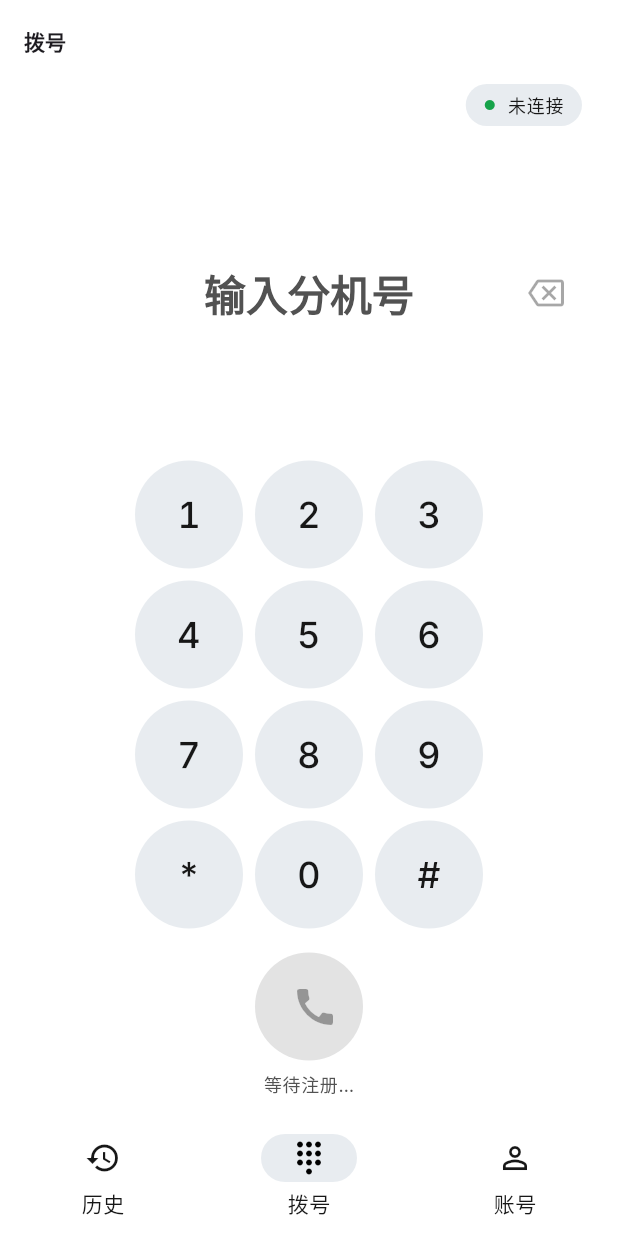
After one commit to NowPion/SIP_terminal, a Flutter app: the DialpadPage screen opened by its route, on a phone screen of 412 x 824 dp. The commit adds this screen. Run offline on Flutter 3.47's test engine with Material 3 defaults, Android fonts, the phone set to English and light mode, and no system bars; our stand-ins replace dio, drift, flutter_riverpod, flutter_secure_storage, go_router, google_fonts; missing offline and left inert: sip_ua; accounts and stored records are empty; generated files the repository leaves out were written again.

Commit message:
feat(app): home shell with 3 tabs and minimal dialpad

```diff
--- /dev/null
+++ b/sip_terminal_app/lib/features/dialpad/dialpad_page.dart
@@ -0,0 +1,257 @@
+import 'package:flutter/material.dart';
+import 'package:flutter_riverpod/flutter_riverpod.dart';
+import 'package:go_router/go_router.dart';
+
+import '../../core/theme.dart';
+import '../../sip/call_engine.dart';
+import '../../sip/sip_providers.dart';
+
+/// 拨号盘输入状态：挂在独立 provider，切 tab（IndexedStack 保活）不丢失。
+final dialpadNumberProvider = StateProvider<String>((_) => '');
+
+class DialpadPage extends ConsumerWidget {
+  const DialpadPage({super.key});
+
+  static const _keys = [
+    '1',
+    '2',
+    '3',
+    '4',
+    '5',
+    '6',
+    '7',
+    '8',
+    '9',
+    '*',
+    '0',
+    '#',
+  ];
+
+  void _append(WidgetRef ref, String ch) {
+    ref.read(dialpadNumberProvider.notifier).state += ch;
+  }
+
+  void _backspace(WidgetRef ref) {
+    final n = ref.read(dialpadNumberProvider);
+    if (n.isEmpty) return;
+    ref.read(dialpadNumberProvider.notifier).state = n.substring(
+      0,
+      n.length - 1,
+    );
+  }
+
+  void _clear(WidgetRef ref) {
+    ref.read(dialpadNumberProvider.notifier).state = '';
+  }
+
+  Future<void> _call(BuildContext context, WidgetRef ref, String number) async {
+    await ref.read(sipServiceProvider).dial(number);
+    if (!context.mounted) return;
+    // 测试环境（无 GoRouter）下不导航；正式路由 /call 始终可推。
+    if (GoRouter.maybeOf(context) != null) {
+      await context.push('/call?number=$number');
+    }
+  }
+
+  @override
+  Widget build(BuildContext context, WidgetRef ref) {
+    final number = ref.watch(dialpadNumberProvider);
+    final reg =
+        ref.watch(sipStateProvider).valueOrNull?.reg ?? SipRegState.none;
+    final registered = reg == SipRegState.registered;
+    final canCall = registered && number.isNotEmpty;
+    final scheme = Theme.of(context).colorScheme;
+
+    return Scaffold(
+      appBar: AppBar(title: const Text('拨号')),
+      body: SafeArea(
+        child: Column(
+          children: [
+            Padding(
+              padding: const EdgeInsets.symmetric(horizontal: 24),
+              child: Align(
+                alignment: Alignment.centerRight,
+                child: _RegBadge(registered: registered),
+              ),
+            ),
+            Expanded(
+              child: Padding(
+                padding: const EdgeInsets.symmetric(horizontal: 24),
+                child: Row(
+                  children: [
+                    const SizedBox(width: 48),
+                    Expanded(
+                      child: Text(
+                        number.isEmpty ? '输入分机号' : number,
+                        maxLines: 1,
+                        overflow: TextOverflow.ellipsis,
+                        textAlign: TextAlign.center,
+                        style: Theme.of(context).textTheme.headlineMedium
+                            ?.copyWith(
+                              fontWeight: FontWeight.w600,
+                              fontFeatures: const [
+                                FontFeature.tabularFigures(),
+                              ],
+                              color: number.isEmpty
+                                  ? scheme.onSurfaceMuted
+                                  : scheme.onSurface,
+                            ),
+                      ),
+                    ),
+                    SizedBox(
+                      width: 48,
+                      height: 48,
+                      child: IconButton(
+                        tooltip: '退格',
+                        iconSize: 24,
+                        onPressed: number.isEmpty
+                            ? null
+                            : () => _backspace(ref),
+                        onLongPress: number.isEmpty ? null : () => _clear(ref),
+                        icon: const Icon(Icons.backspace_outlined),
+                      ),
+                    ),
+                  ],
+                ),
+              ),
+            ),
+            _Keypad(onKey: (k) => _append(ref, k)),
+            Padding(
+              padding: const EdgeInsets.only(top: 16, bottom: 12),
+              child: Column(
+                children: [
+                  Semantics(
+                    label: '呼叫',
+                    button: true,
+                    child: SizedBox(
+                      width: 72,
+                      height: 72,
+                      child: FilledButton(
+                        key: const Key('dial-call'),
+                        onPressed: canCall
+                            ? () => _call(context, ref, number)
+                            : null,
+                        style: FilledButton.styleFrom(
+                          shape: const CircleBorder(),
+                        ),
+                        child: const Icon(Icons.call, size: 32),
+                      ),
+                    ),
+                  ),
+                  if (!registered)
+                    Padding(
+                      padding: const EdgeInsets.only(top: 8),
+                      child: Text(
+                        '等待注册…',
+                        style: Theme.of(context).textTheme.bodySmall?.copyWith(
+                          color: scheme.onSurfaceMuted,
+                        ),
+                      ),
+                    ),
+                ],
+              ),
+            ),
+          ],
+        ),
+      ),
+    );
+  }
+}
+
+class _RegBadge extends StatelessWidget {
+  const _RegBadge({required this.registered});
+
+  final bool registered;
+
+  @override
+  Widget build(BuildContext context) {
+    final scheme = Theme.of(context).colorScheme;
+    final label = registered ? '已注册' : '未连接';
+    return Semantics(
+      label: 'SIP 注册状态：$label',
+      child: Container(
+        padding: const EdgeInsets.symmetric(horizontal: 12, vertical: 6),
+        decoration: ShapeDecoration(
+          color: scheme.surfaceContainerHighest,
+          shape: const StadiumBorder(),
+        ),
+        child: Row(
+          mainAxisSize: MainAxisSize.min,
+          children: [
+            Icon(Icons.circle, size: 8, color: scheme.success),
+            const SizedBox(width: 8),
+            Text(
+              label,
+              style: Theme.of(
+                context,
+              ).textTheme.labelMedium?.copyWith(color: scheme.onSurface),
+            ),
+          ],
+        ),
+      ),
+    );
+  }
+}
+
+class _Keypad extends StatelessWidget {
+  const _Keypad({required this.onKey});
+
+  final ValueChanged<String> onKey;
+
+  @override
+  Widget build(BuildContext context) {
+    return Column(
+      mainAxisSize: MainAxisSize.min,
+      children: [
+        for (var row = 0; row < 4; row++) ...[
+          if (row > 0) const SizedBox(height: 8),
+          Row(
+            mainAxisAlignment: MainAxisAlignment.center,
+            children: [
+              for (var col = 0; col < 3; col++) ...[
+                if (col > 0) const SizedBox(width: 8),
+                _DialKey(
+                  label: DialpadPage._keys[row * 3 + col],
+                  onTap: () => onKey(DialpadPage._keys[row * 3 + col]),
+                ),
+              ],
+            ],
+          ),
+        ],
+      ],
+    );
+  }
+}
+
+class _DialKey extends StatelessWidget {
+  const _DialKey({required this.label, required this.onTap});
+
+  final String label;
+  final VoidCallback onTap;
+
+  @override
+  Widget build(BuildContext context) {
+    final scheme = Theme.of(context).colorScheme;
+    return SizedBox(
+      width: 72,
+      height: 72,
+      child: Material(
+        color: scheme.surfaceContainerHighest,
+        shape: const CircleBorder(),
+        clipBehavior: Clip.antiAlias,
+        child: InkWell(
+          onTap: onTap,
+          child: Center(
+            child: Text(
+              label,
+              style: Theme.of(context).textTheme.headlineSmall?.copyWith(
+                fontWeight: FontWeight.w500,
+                fontFeatures: const [FontFeature.tabularFigures()],
+              ),
+            ),
+          ),
+        ),
+      ),
+    );
+  }
+}
--- /dev/null
+++ b/sip_terminal_app/lib/features/shell/home_shell.dart
@@ -0,0 +1,38 @@
+import 'package:flutter/material.dart';
+import 'package:go_router/go_router.dart';
+
+/// 底部导航壳：StatefulShellRoute.indexedStack 的宿主，
+/// 三个分支（历史/拨号/账号）各自保活状态。
+class HomeShell extends StatelessWidget {
+  const HomeShell({super.key, required this.navigationShell});
+
+  final StatefulNavigationShell navigationShell;
+
+  @override
+  Widget build(BuildContext context) {
+    return Scaffold(
+      body: navigationShell,
+      bottomNavigationBar: NavigationBar(
+        selectedIndex: navigationShell.currentIndex,
+        onDestinationSelected: navigationShell.goBranch,
+        destinations: const [
+          NavigationDestination(
+            icon: Icon(Icons.history_outlined, semanticLabel: '通话历史'),
+            label: '历史',
+            tooltip: '历史',
+          ),
+          NavigationDestination(
+            icon: Icon(Icons.dialpad_outlined, semanticLabel: '拨号盘'),
+            label: '拨号',
+            tooltip: '拨号',
+          ),
+          NavigationDestination(
+            icon: Icon(Icons.person_outline, semanticLabel: '账号'),
+            label: '账号',
+            tooltip: '账号',
+          ),
+        ],
+      ),
+    );
+  }
+}
```
Also changed, not shown: sip_terminal_app/lib/core/router.dart (+41 -9 lines), sip_terminal_app/lib/core/theme.dart (+23 -3 lines), 1 other file.
